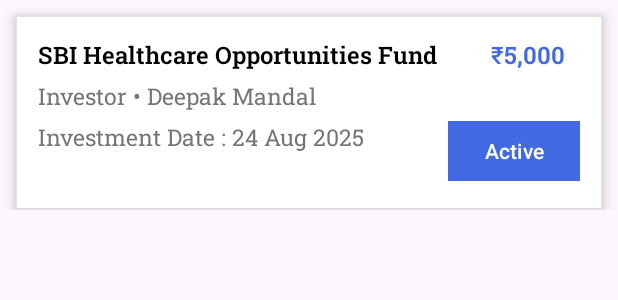
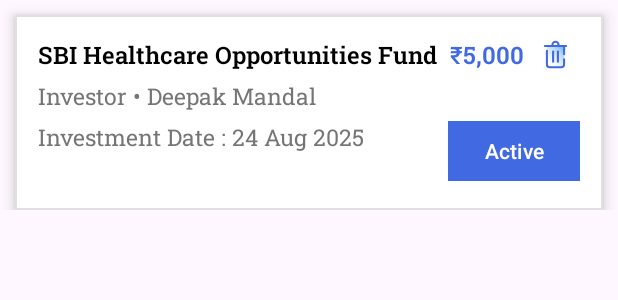
Before and after one commit to deepak1880/Finance-Portfolio-Tracker, an Android app: the layout invester_details_item.xml on its own in the app's theme, with its tools: preview values and no code run, on a phone screen of 412 x 824 dp. Shown: the top 300 px of the screen. Run offline under Robolectric (Android 15) with nearby library versions, the phone set to English and light mode, and no system bars.

Commit message:
navigation bar

```diff
--- a/app/src/main/java/com/example/financeportfoliotracker/MainActivity.kt
+++ b/app/src/main/java/com/example/financeportfoliotracker/MainActivity.kt
@@ -27,14 +27,12 @@
 
         navController.addOnDestinationChangedListener { _, destination, _ ->
             when (destination.id) {
-                R.id.investmentDetailsFragment,
-                R.id.commonSuccessFragment -> {
+                R.id.commonSuccessFragment,
+                R.id.investmentDetailsFragment -> {
                     binding.bottomNavigation.visibility = View.GONE
-                    binding.topAppBar.visibility = View.GONE
                 }
                 else -> {
                     binding.bottomNavigation.visibility = View.VISIBLE
-                    binding.topAppBar.visibility = View.VISIBLE
                 }
             }
         }
--- a/app/src/main/java/com/example/financeportfoliotracker/core/ui/views/CommonSuccessFragment.kt
+++ b/app/src/main/java/com/example/financeportfoliotracker/core/ui/views/CommonSuccessFragment.kt
@@ -10,9 +10,10 @@
 import com.airbnb.lottie.LottieAnimationView
 import com.example.financeportfoliotracker.R
 import com.example.financeportfoliotracker.core.ui.base.BaseFragment
-import com.example.financeportfoliotracker.core.utils.Constants
 import com.example.financeportfoliotracker.databinding.FragmentCommonSuccessBinding
+import dagger.hilt.android.AndroidEntryPoint
 
+@AndroidEntryPoint
 class CommonSuccessFragment : BaseFragment<FragmentCommonSuccessBinding>() {
 
     private lateinit var lottieAnimationView: LottieAnimationView
--- /dev/null
+++ b/app/src/main/res/drawable/ic_delete.xml
@@ -0,0 +1,62 @@
+<vector xmlns:android="http://schemas.android.com/apk/res/android"
+    xmlns:aapt="http://schemas.android.com/aapt"
+    android:width="48dp"
+    android:height="48dp"
+    android:viewportWidth="48"
+    android:viewportHeight="48">
+  <path
+      android:pathData="M32.5,42.5h-17c-2.209,0 -4,-1.791 -4,-4v-27h25v27C36.5,40.709 34.709,42.5 32.5,42.5z">
+    <aapt:attr name="android:fillColor">
+      <gradient
+          android:startX="37.414"
+          android:startY="12.414"
+          android:endX="10.586"
+          android:endY="39.243"
+          android:type="linear">
+        <item android:offset="0" android:color="#FF60AFFE"/>
+        <item android:offset="0.033" android:color="#FF6AB4FE"/>
+        <item android:offset="0.197" android:color="#FF97CBFE"/>
+        <item android:offset="0.362" android:color="#FFBDDEFF"/>
+        <item android:offset="0.525" android:color="#FFDAECFF"/>
+        <item android:offset="0.687" android:color="#FFEEF7FF"/>
+        <item android:offset="0.846" android:color="#FFFBFDFF"/>
+        <item android:offset="1" android:color="#FFFFFFFF"/>
+      </gradient>
+    </aapt:attr>
+  </path>
+  <path
+      android:pathData="M19.5,11.5V10c0,-2.485 2.015,-4.5 4.5,-4.5s4.5,2.015 4.5,4.5v1.5"
+      android:strokeWidth="3"
+      android:fillColor="#00000000"
+      android:strokeColor="@color/dark_blue"/>
+  <path
+      android:pathData="M8.5,11.5L39.5,11.5"
+      android:strokeWidth="3"
+      android:fillColor="#00000000"
+      android:strokeColor="@color/dark_blue"
+      android:strokeLineCap="round"/>
+  <path
+      android:pathData="M36.5,23.511L36.5,11.5"
+      android:strokeWidth="3"
+      android:fillColor="#00000000"
+      android:strokeColor="@color/dark_blue"
+      android:strokeLineCap="round"/>
+  <path
+      android:pathData="M11.5,18.745V38.5c0,2.209 1.791,4 4,4h17c2.209,0 4,-1.791 4,-4V31"
+      android:strokeWidth="3"
+      android:fillColor="#00000000"
+      android:strokeColor="@color/dark_blue"
+      android:strokeLineCap="round"/>
+  <path
+      android:pathData="M20.5,19.5L20.5,34.5"
+      android:strokeWidth="3"
+      android:fillColor="#00000000"
+      android:strokeColor="@color/dark_blue"
+      android:strokeLineCap="round"/>
+  <path
+      android:pathData="M27.5,19.5L27.5,34.5"
+      android:strokeWidth="3"
+      android:fillColor="#00000000"
+      android:strokeColor="@color/dark_blue"
+      android:strokeLineCap="round"/>
+</vector>
--- a/app/src/main/res/layout/invester_details_item.xml
+++ b/app/src/main/res/layout/invester_details_item.xml
@@ -8,12 +8,12 @@
     <com.google.android.material.card.MaterialCardView
         android:layout_width="match_parent"
         android:layout_height="wrap_content"
+        android:layout_marginStart="@dimen/dimen_10dp"
+        android:layout_marginTop="@dimen/dimen_10dp"
+        android:layout_marginEnd="@dimen/dimen_10dp"
         app:cardBackgroundColor="@color/white"
         app:cardCornerRadius="@dimen/dimen_1dp"
         app:cardElevation="@dimen/dimen_5dp"
-        android:layout_marginStart="@dimen/dimen_10dp"
-        android:layout_marginEnd="@dimen/dimen_10dp"
-        android:layout_marginTop="@dimen/dimen_10dp"
         app:layout_constraintEnd_toEndOf="parent"
         app:layout_constraintStart_toStartOf="parent"
         app:layout_constraintTop_toTopOf="parent"
@@ -31,12 +31,12 @@
                 android:layout_height="wrap_content"
                 android:fontFamily="@font/roboto_semibold"
                 android:maxLines="1"
-                tools:text="SBI Healthcare Opportunities Fund"
                 android:textColor="@color/black"
                 android:textSize="@dimen/dimen_16sp"
                 app:layout_constraintEnd_toStartOf="@+id/tvReturns"
                 app:layout_constraintStart_toStartOf="parent"
-                app:layout_constraintTop_toTopOf="parent" />
+                app:layout_constraintTop_toTopOf="parent"
+                tools:text="SBI Healthcare Opportunities Fund" />
 
             <TextView
                 android:id="@+id/tvReturns"
@@ -47,7 +47,19 @@
                 android:text="₹5,000"
                 android:textColor="@color/dark_blue"
                 android:textSize="@dimen/dimen_16sp"
+                app:layout_constraintEnd_toStartOf="@+id/imgDelete"
+                app:layout_constraintStart_toEndOf="@+id/tvFundTitle"
+                app:layout_constraintTop_toTopOf="@id/tvFundTitle" />
+
+            <ImageView
+                android:id="@+id/imgDelete"
+                android:layout_width="@dimen/dimen_22dp"
+                android:layout_height="@dimen/dimen_22dp"
+                android:src="@drawable/ic_delete"
+
+                android:layout_marginEnd="@dimen/dimen_5dp"
                 app:layout_constraintEnd_toEndOf="parent"
+                app:layout_constraintStart_toEndOf="@+id/tvReturns"
                 app:layout_constraintTop_toTopOf="@id/tvFundTitle" />
 
             <TextView
```
